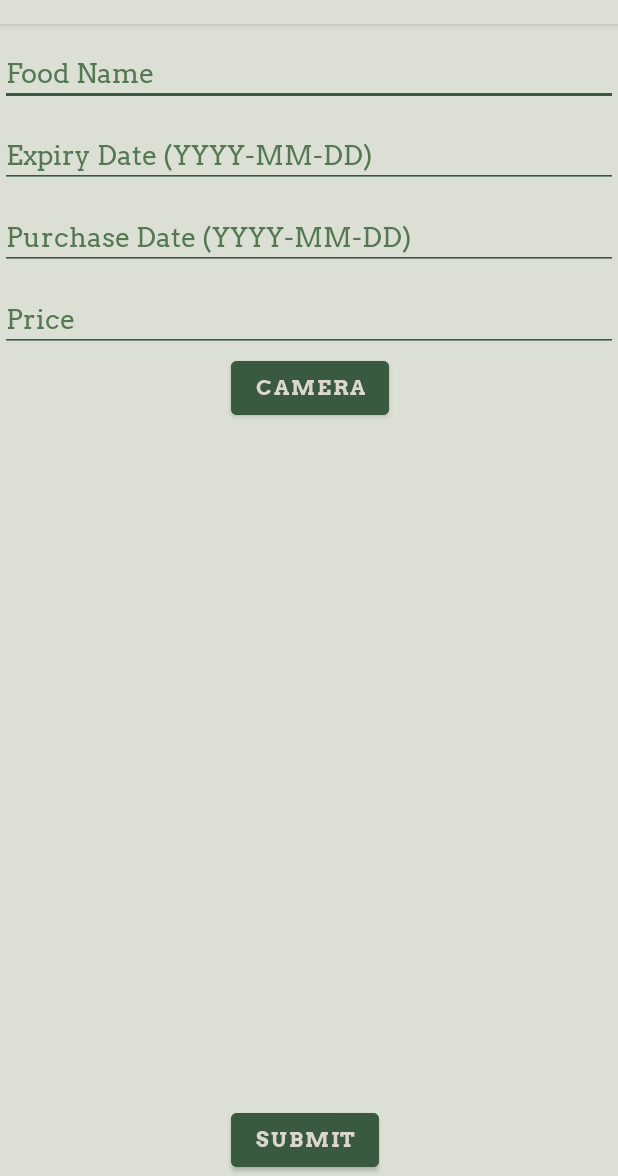
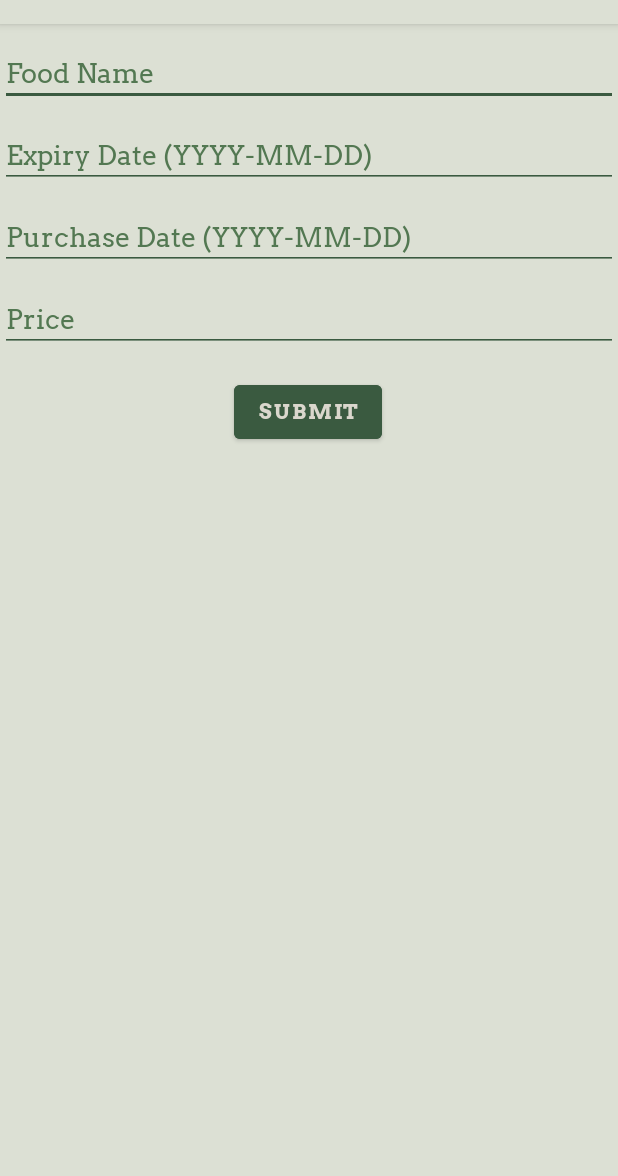
Before and after one commit to SniperSlayerss/SCRAPS, an Android app: the FoodInputActivity screen opened directly, with no data from a screen before it, on a phone screen of 412 x 824 dp, the part 60-1236 px from its top. Run offline under Robolectric (Android 15) with nearby library versions, the phone set to English and light mode, and no system bars; our stand-ins replace Firebase (no records; nobody signed in at launch, a user with empty details on screens opened directly); 2 statements that could not run were skipped.

Commit message:
fixed type data field change

```diff
--- a/app/src/main/res/layout/activity_food_input.xml
+++ b/app/src/main/res/layout/activity_food_input.xml
@@ -101,33 +101,15 @@
             android:id="@+id/submit_button"
             android:layout_width="wrap_content"
             android:layout_height="wrap_content"
-            android:layout_below="@id/price_editText"
             android:layout_centerHorizontal="true"
             android:layout_marginStart="154dp"
+            android:layout_marginTop="16dp"
             android:layout_marginEnd="155dp"
             android:backgroundTint="@color/button_green"
             android:fontFamily="@font/arvobold"
             android:text="Submit"
             android:textColor="@color/text_green"
-            app:layout_constraintBottom_toBottomOf="parent"
             app:layout_constraintEnd_toEndOf="parent"
-            app:layout_constraintHorizontal_bias="0.0"
-            app:layout_constraintStart_toStartOf="parent"
-            tools:layout_editor_absoluteY="440dp" />
-
-        <Button
-            android:id="@+id/camera"
-            android:layout_width="wrap_content"
-            android:layout_height="wrap_content"
-            android:layout_centerHorizontal="true"
-            android:layout_marginStart="154dp"
-            android:layout_marginEnd="155dp"
-            android:backgroundTint="@color/button_green"
-            android:fontFamily="@font/arvobold"
-            android:text="Camera"
-            android:textColor="@color/text_green"
-            app:layout_constraintEnd_toEndOf="parent"
-            app:layout_constraintHorizontal_bias="0.0"
             app:layout_constraintStart_toStartOf="parent"
             app:layout_constraintTop_toBottomOf="@+id/price_editText" />
 
```
